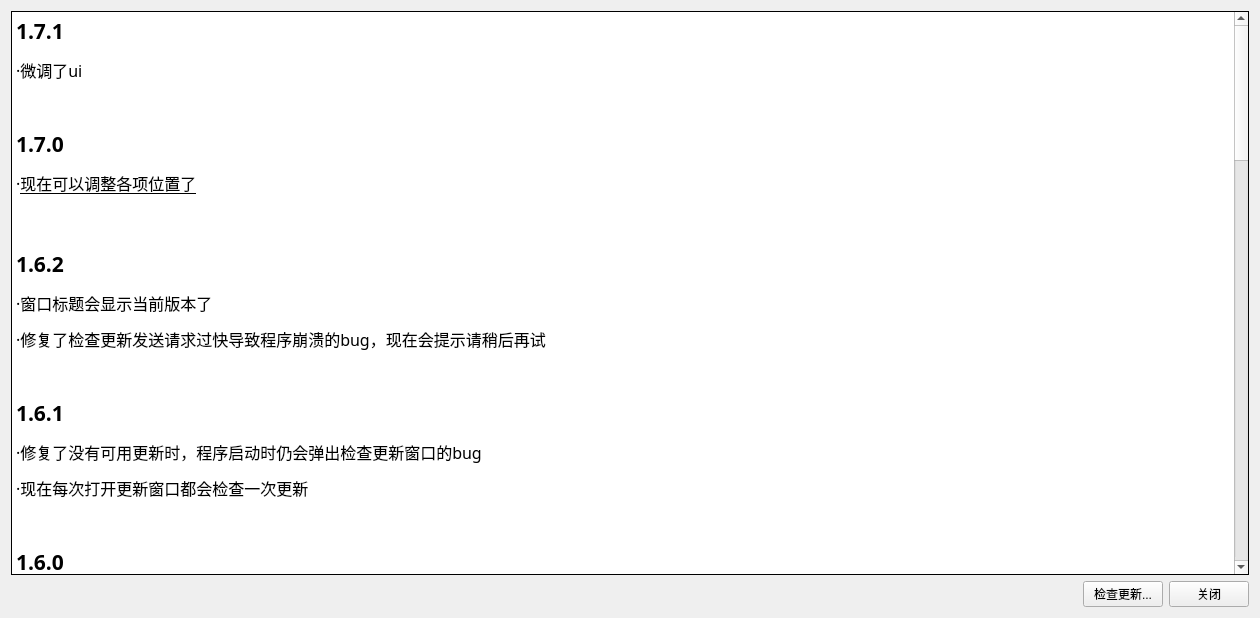
Above: assets/changelog.ui from Pillowe582/toolkit before the change. Below: the same form after it.
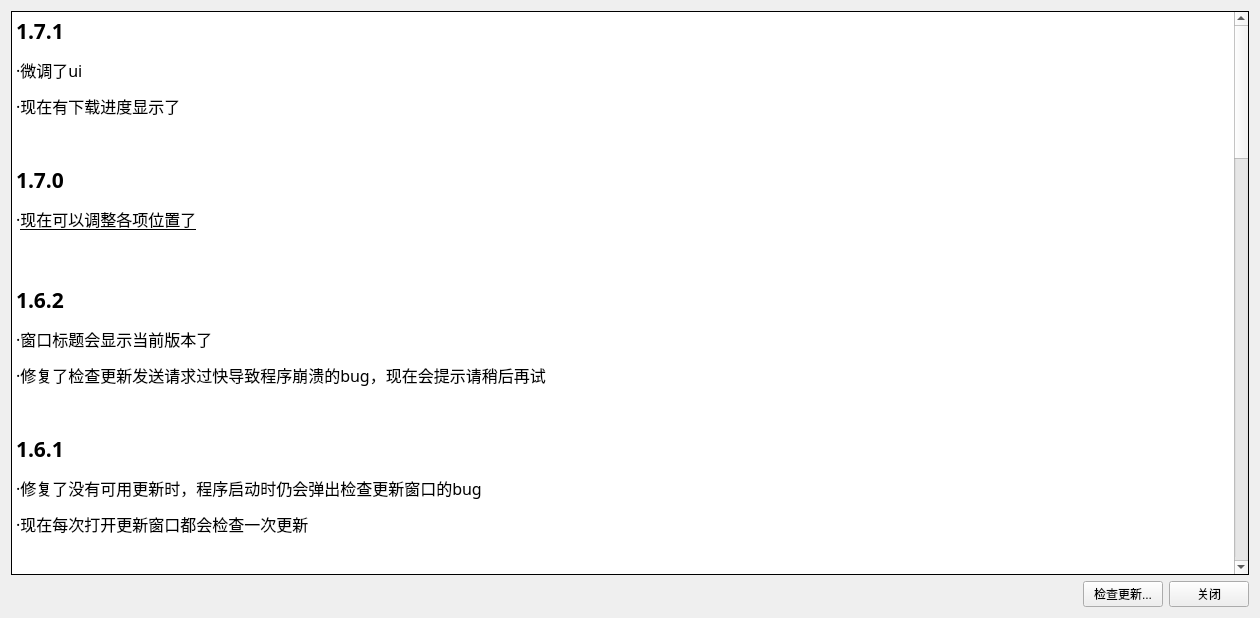
That is the form after the change.

What changed in the file:
```diff
--- a/assets/changelog.ui
+++ b/assets/changelog.ui
@@ -70,7 +70,8 @@
 &lt;/style&gt;&lt;/head&gt;&lt;body style=&quot; font-family:'宋体','宋体'; font-size:9pt; font-weight:400; font-style:normal;&quot;&gt;
 &lt;p style=&quot; margin-top:0px; margin-bottom:0px; margin-left:0px; margin-right:0px; -qt-block-indent:0; text-indent:0px;&quot;&gt;&lt;span style=&quot; font-size:16pt; font-weight:600;&quot;&gt;1.7.1&lt;/span&gt;&lt;/p&gt;
 &lt;p style=&quot; margin-top:12px; margin-bottom:12px; margin-left:0px; margin-right:0px; -qt-block-indent:0; text-indent:0px;&quot;&gt;&lt;span style=&quot; font-size:12pt;&quot;&gt;·微调了ui&lt;/span&gt;&lt;/p&gt;
-&lt;p style=&quot;-qt-paragraph-type:empty; margin-top:12px; margin-bottom:12px; margin-left:0px; margin-right:0px; -qt-block-indent:0; text-indent:0px; font-size:12pt; text-decoration: underline;&quot;&gt;&lt;br /&gt;&lt;/p&gt;
+&lt;p style=&quot; margin-top:12px; margin-bottom:12px; margin-left:0px; margin-right:0px; -qt-block-indent:0; text-indent:0px;&quot;&gt;&lt;span style=&quot; font-size:12pt;&quot;&gt;·现在有下载进度显示了&lt;/span&gt;&lt;/p&gt;
+&lt;p style=&quot;-qt-paragraph-type:empty; margin-top:12px; margin-bottom:12px; margin-left:0px; margin-right:0px; -qt-block-indent:0; text-indent:0px; font-size:12pt;&quot;&gt;&lt;br /&gt;&lt;/p&gt;
 &lt;p style=&quot; margin-top:12px; margin-bottom:12px; margin-left:0px; margin-right:0px; -qt-block-indent:0; text-indent:0px;&quot;&gt;&lt;span style=&quot; font-size:16pt; font-weight:600;&quot;&gt;1.7.0&lt;/span&gt;&lt;/p&gt;
 &lt;p style=&quot; margin-top:12px; margin-bottom:12px; margin-left:0px; margin-right:0px; -qt-block-indent:0; text-indent:0px;&quot;&gt;&lt;span style=&quot; font-size:12pt;&quot;&gt;·&lt;/span&gt;&lt;span style=&quot; font-size:12pt; text-decoration: underline;&quot;&gt;现在可以调整各项位置了&lt;/span&gt;&lt;/p&gt;
 &lt;p style=&quot;-qt-paragraph-type:empty; margin-top:12px; margin-bottom:12px; margin-left:0px; margin-right:0px; -qt-block-indent:0; text-indent:0px; font-size:16pt; font-weight:600;&quot;&gt;&lt;br /&gt;&lt;/p&gt;
```
